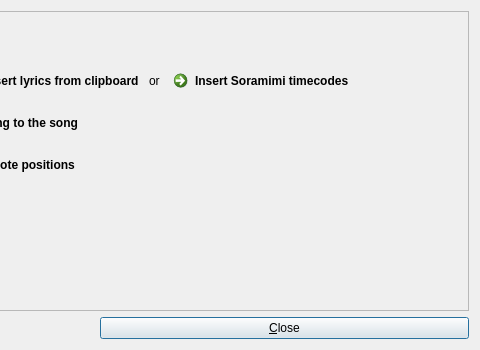
First picture: the form in gettingstarted.ui, repository performous/composer, before the edit; both pictures show x 286 to 766 and y 0 to 350 of the 766 by 350 pixel window.
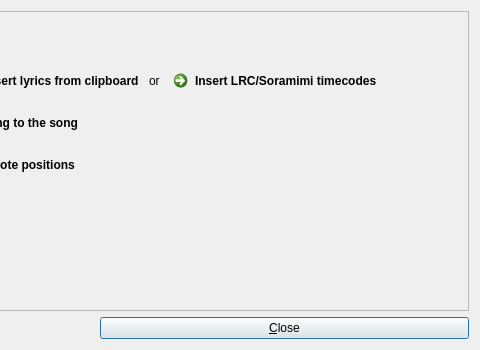
Second picture: the form after the edit.

Commit message:
Rebrand Soramimi parsing to LRC.
Preserve Soramimi references in GUI.

Patch:
```diff
--- a/gettingstarted.ui
+++ b/gettingstarted.ui
@@ -210,7 +210,7 @@
          <string>&lt;html&gt;&lt;head/&gt;&lt;body&gt;&lt;p&gt;Soramimi is old karaoke software that is mostly used at anime conventions around the Netherlands, it hasn´t been updated since 2003 and development has ceased.&lt;/p&gt;&lt;/body&gt;&lt;/html&gt;</string>
         </property>
         <property name="text">
-         <string>Insert Soramimi timecodes</string>
+         <string>Insert LRC/Soramimi timecodes</string>
         </property>
        </widget>
       </item>
```
Left out of the diff: 4 changed lines with no effect on the pictures. The commit also changes 7 other files.
